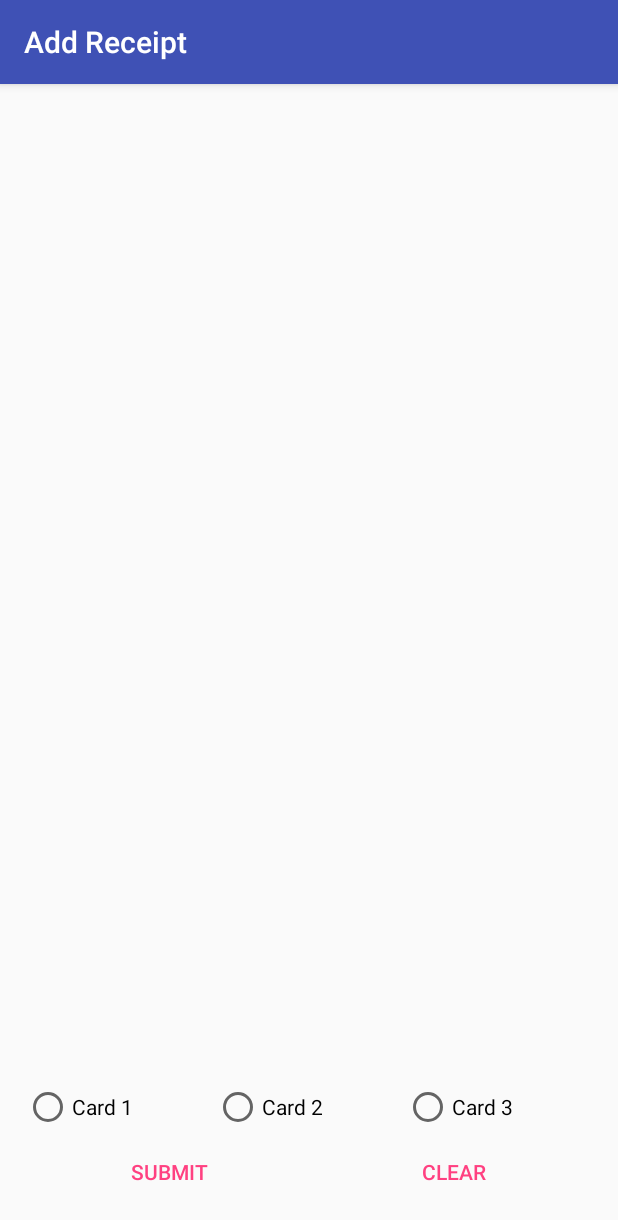
After one commit to mqunell/Receipts, an Android app: the Add screen opened directly, with no data from a screen before it, on a phone screen of 412 x 824 dp. The commit adds this screen. Shown: the top 1220 px of the screen. Run offline under Robolectric (Android 15) with nearby library versions, the phone set to English and light mode, and no system bars.

Commit message:
Begin creating basic layout for Add

```diff
--- a/app/src/main/AndroidManifest.xml
+++ b/app/src/main/AndroidManifest.xml
@@ -28,6 +28,9 @@
         <activity
             android:name=".Home"
             android:label="@string/title_activity_home" />
+        <activity
+            android:name=".Add"
+            android:label="@string/title_activity_add" />
     </application>
 
 </manifest>
--- /dev/null
+++ b/app/src/main/java/com/mattqunell/receipts/Add.java
@@ -0,0 +1,13 @@
+package com.mattqunell.receipts;
+
+import android.support.v7.app.AppCompatActivity;
+import android.os.Bundle;
+
+public class Add extends AppCompatActivity {
+
+    @Override
+    protected void onCreate(Bundle savedInstanceState) {
+        super.onCreate(savedInstanceState);
+        setContentView(R.layout.activity_add);
+    }
+}
--- a/app/src/main/java/com/mattqunell/receipts/Home.java
+++ b/app/src/main/java/com/mattqunell/receipts/Home.java
@@ -1,7 +1,9 @@
 package com.mattqunell.receipts;
 
+import android.content.Intent;
 import android.support.v7.app.AppCompatActivity;
 import android.os.Bundle;
+import android.view.View;
 
 public class Home extends AppCompatActivity {
 
@@ -10,4 +12,19 @@ public class Home extends AppCompatActivity {
         super.onCreate(savedInstanceState);
         setContentView(R.layout.activity_home);
     }
+
+
+    public void addReceipt(View v) {
+        //startActivity(new Intent(Home.this, Add.class));
+    }
+
+
+    public void newReceipts(View v) {
+        //startActivity(new Intent(Home.this, New.class));
+    }
+
+
+    public void oldReceipts(View v) {
+        //startActivity(new Intent(Home.this, Old.class));
+    }
 }
--- /dev/null
+++ b/app/src/main/res/layout/activity_add.xml
@@ -0,0 +1,60 @@
+<?xml version="1.0" encoding="utf-8"?>
+<RelativeLayout xmlns:android="http://schemas.android.com/apk/res/android"
+    xmlns:tools="http://schemas.android.com/tools"
+    android:layout_width="match_parent"
+    android:layout_height="match_parent"
+    android:paddingBottom="@dimen/activity_vertical_margin"
+    android:paddingLeft="@dimen/activity_horizontal_margin"
+    android:paddingRight="@dimen/activity_horizontal_margin"
+    android:paddingTop="@dimen/activity_vertical_margin"
+    tools:context="com.mattqunell.receipts.Add">
+
+    <LinearLayout android:id="@+id/add_layout_radio"
+        android:orientation="horizontal"
+        android:layout_width="match_parent"
+        android:layout_height="wrap_content"
+        android:layout_above="@+id/add_layout_button" >
+
+        <RadioButton android:id="@+id/add_radio_cardOne"
+            android:layout_width="wrap_content"
+            android:layout_weight="1"
+            android:layout_height="wrap_content"
+            android:text="@string/add_radio_cardOne" />
+
+        <RadioButton android:id="@+id/add_radio_cardTwo"
+            android:layout_width="wrap_content"
+            android:layout_weight="1"
+            android:layout_height="wrap_content"
+            android:text="@string/add_radio_cardTwo" />
+
+        <RadioButton android:id="@+id/add_radio_cardThree"
+            android:layout_width="wrap_content"
+            android:layout_weight="1"
+            android:layout_height="wrap_content"
+            android:text="@string/add_radio_cardThree" />
+    </LinearLayout>
+
+    <LinearLayout android:id="@+id/add_layout_button"
+        android:orientation="horizontal"
+        android:layout_width="match_parent"
+        android:layout_height="wrap_content"
+        android:layout_alignParentBottom="true"
+        android:layout_alignParentStart="true"
+        style="?android:attr/buttonBarStyle" >
+
+        <Button android:id="@+id/add_button_submit"
+            android:text="@string/add_button_submit"
+            style="?android:attr/buttonBarButtonStyle"
+            android:layout_width="wrap_content"
+            android:layout_weight="1"
+            android:layout_height="wrap_content" />
+
+        <Button android:id="@+id/add_button_clear"
+            android:text="@string/add_button_clear"
+            style="?android:attr/buttonBarButtonStyle"
+            android:layout_width="wrap_content"
+            android:layout_weight="1"
+            android:layout_height="wrap_content" />
+    </LinearLayout>
+
+</RelativeLayout>
--- a/app/src/main/res/layout/activity_home.xml
+++ b/app/src/main/res/layout/activity_home.xml
@@ -11,17 +11,20 @@
 
     <Button android:id="@+id/home_button_add"
         android:text="@string/home_button_add"
+        android:onClick="addReceipt"
         android:layout_width="match_parent"
         android:layout_height="wrap_content" />
 
     <Button android:id="@+id/home_button_new"
         android:text="@string/home_button_new"
+        android:onClick="newReceipts"
         android:layout_width="match_parent"
         android:layout_height="wrap_content"
         android:layout_below="@id/home_button_add" />
 
     <Button android:id="@+id/home_button_old"
         android:text="@string/home_button_old"
+        android:onClick="oldReceipts"
         android:layout_width="match_parent"
         android:layout_height="wrap_content"
         android:layout_below="@id/home_button_new" />
--- a/app/src/main/res/values/strings.xml
+++ b/app/src/main/res/values/strings.xml
@@ -3,6 +3,7 @@
     <string name="title_activity_create">Create Account</string>
     <string name="title_activity_login">Log In</string>
     <string name="title_activity_home">Receipts</string>
+    <string name="title_activity_add">Add Receipt</string>
 
     <!-- Main -->
     <string name="main_textview_intro">Receipts</string>
@@ -28,4 +29,11 @@
     <string name="home_button_new">New receipts</string>
     <string name="home_button_old">Old receipts</string>
 
+    <!-- Add -->
+    <string name="add_radio_cardOne">Card 1</string>
+    <string name="add_radio_cardTwo">Card 2</string>
+    <string name="add_radio_cardThree">Card 3</string>
+    <string name="add_button_submit">Submit</string>
+    <string name="add_button_clear">Clear</string>
+
 </resources>
```
